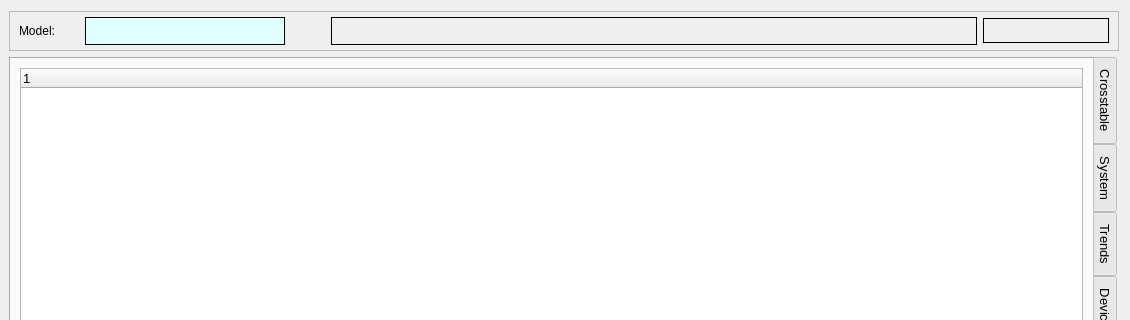
Before: the Qt Designer form cte/ctedit.ui in MECTsrl/mect_plugins, drawn with Qt 5; both pictures show x 0 to 1130 and y 0 to 320 of the 1130 by 822 pixel window.
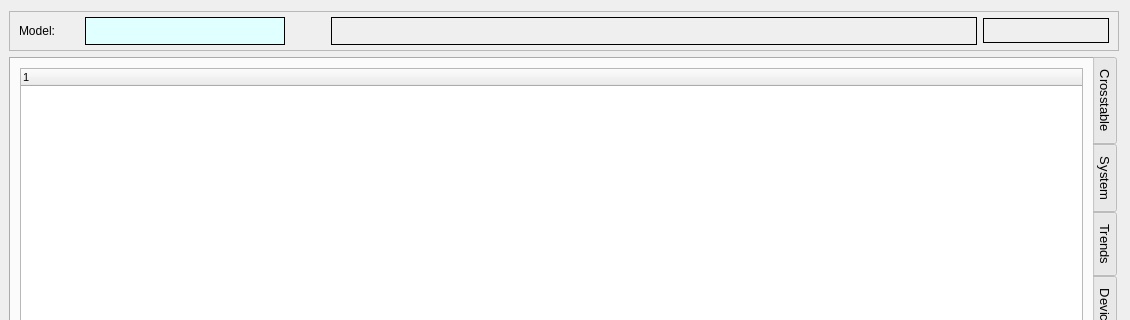
After: the same form once the commit is applied. Icons and pictures are not drawn.

Commit message: CTE Cross Table Editor - Tab "Timings" completed

The edit to the form file:
```diff
--- a/cte/ctedit.ui
+++ b/cte/ctedit.ui
@@ -2075,6 +2075,7 @@
          <property name="font">
           <font>
            <family>MS Shell Dlg 2</family>
+           <pointsize>8</pointsize>
           </font>
          </property>
          <column>
```
Left out of the diff: 1 changed line with no effect on the pictures. The commit also changes 3 other files.
